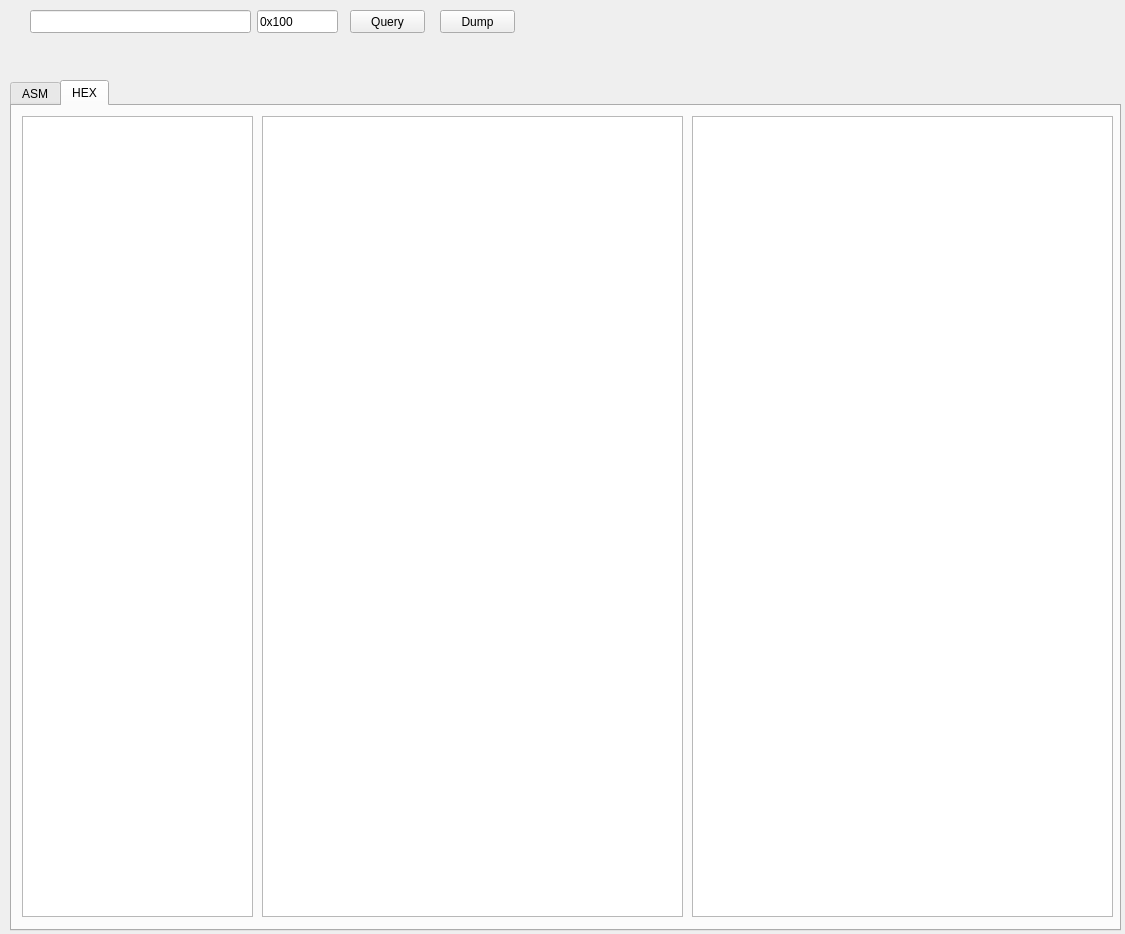
Before: the Qt Designer form Medusa/KernelMemory.ui in DragonQuestHero/Medusa, drawn with Qt 5.
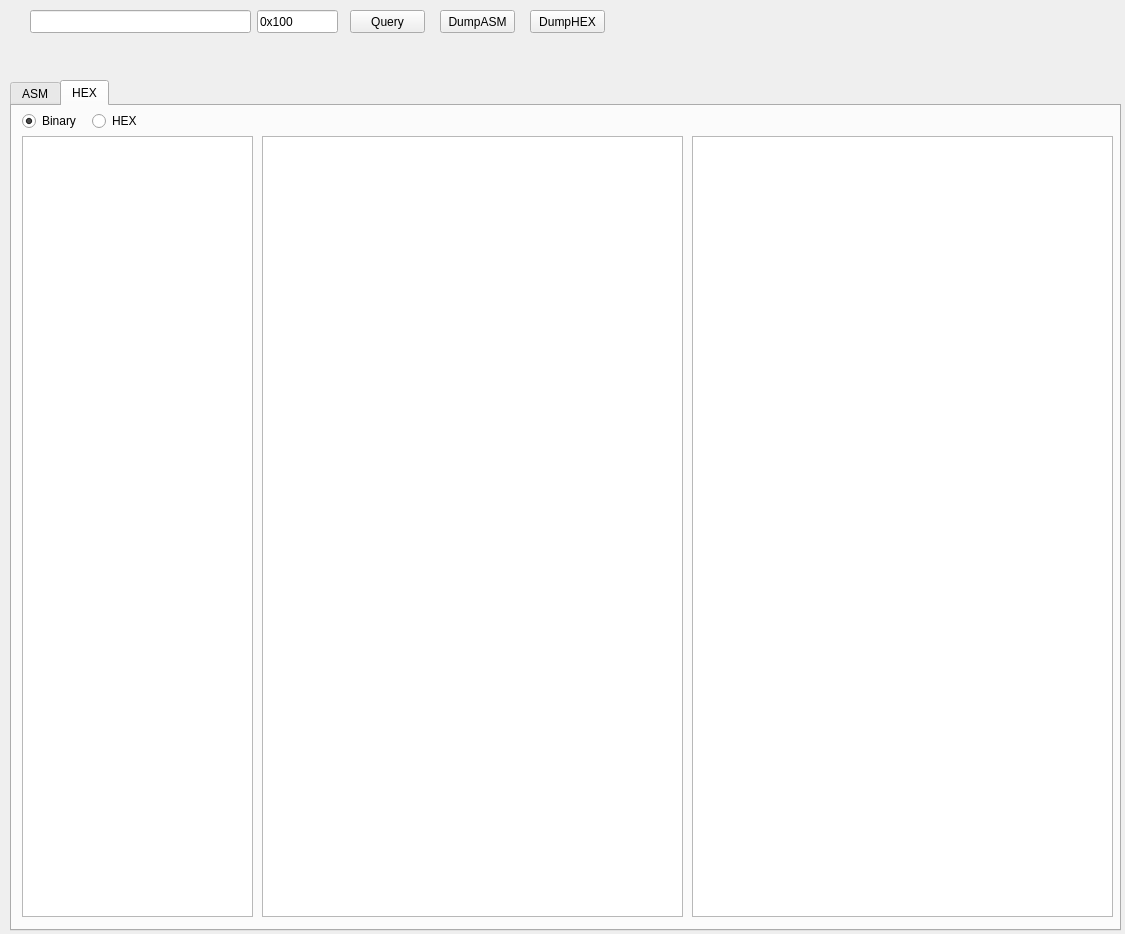
After: the same form once the commit is applied. The open tabs and pages were chosen to show the change.

```diff
--- a/Medusa/KernelMemory.ui
+++ b/Medusa/KernelMemory.ui
@@ -66,9 +66,9 @@
      <property name="geometry">
       <rect>
        <x>250</x>
-       <y>10</y>
+       <y>30</y>
        <width>421</width>
-       <height>801</height>
+       <height>781</height>
       </rect>
      </property>
      <property name="font">
@@ -87,9 +87,9 @@
      <property name="geometry">
       <rect>
        <x>680</x>
-       <y>10</y>
+       <y>30</y>
        <width>421</width>
-       <height>801</height>
+       <height>781</height>
       </rect>
      </property>
      <property name="font">
@@ -105,9 +105,9 @@
      <property name="geometry">
       <rect>
        <x>10</x>
-       <y>10</y>
+       <y>30</y>
        <width>231</width>
-       <height>801</height>
+       <height>781</height>
       </rect>
      </property>
      <property name="font">
@@ -122,6 +122,35 @@
       <string/>
      </property>
     </widget>
+    <widget class="QRadioButton" name="radioButton">
+     <property name="geometry">
+      <rect>
+       <x>10</x>
+       <y>7</y>
+       <width>89</width>
+       <height>16</height>
+      </rect>
+     </property>
+     <property name="text">
+      <string>Binary</string>
+     </property>
+     <property name="checked">
+      <bool>true</bool>
+     </property>
+    </widget>
+    <widget class="QRadioButton" name="radioButton_2">
+     <property name="geometry">
+      <rect>
+       <x>80</x>
+       <y>7</y>
+       <width>89</width>
+       <height>16</height>
+      </rect>
+     </property>
+     <property name="text">
+      <string>HEX</string>
+     </property>
+    </widget>
    </widget>
   </widget>
   <widget class="QLineEdit" name="lineEdit">
@@ -150,6 +179,19 @@
   <widget class="QPushButton" name="pushButton_2">
    <property name="geometry">
     <rect>
+     <x>530</x>
+     <y>10</y>
+     <width>75</width>
+     <height>23</height>
+    </rect>
+   </property>
+   <property name="text">
+    <string>DumpHEX</string>
+   </property>
+  </widget>
+  <widget class="QPushButton" name="pushButton_3">
+   <property name="geometry">
+    <rect>
      <x>440</x>
      <y>10</y>
      <width>75</width>
@@ -157,7 +199,7 @@
     </rect>
    </property>
    <property name="text">
-    <string>Dump</string>
+    <string>DumpASM</string>
    </property>
   </widget>
  </widget>
```
